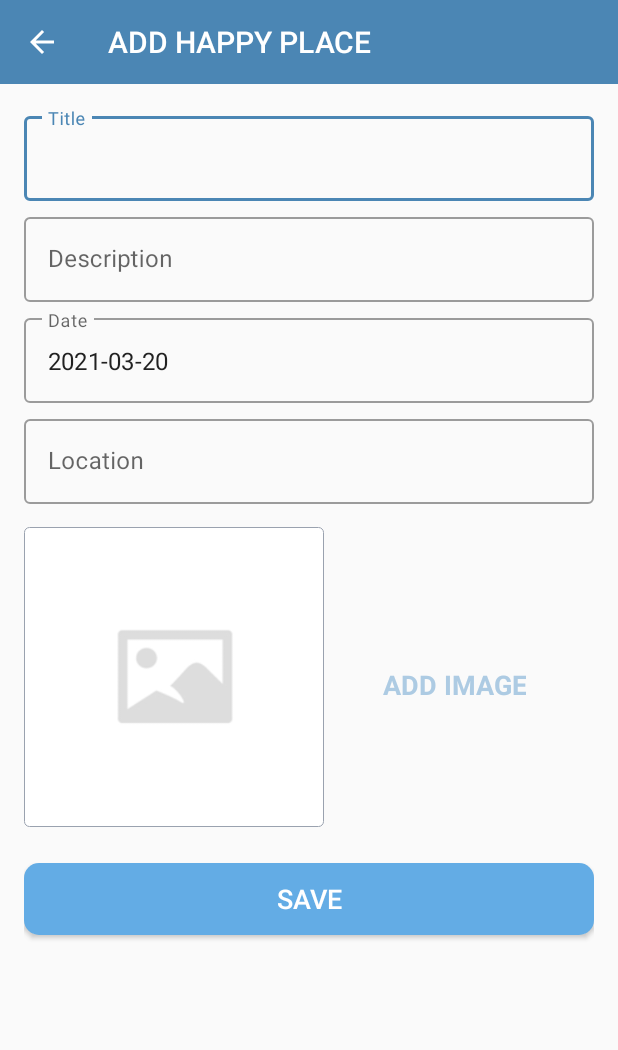
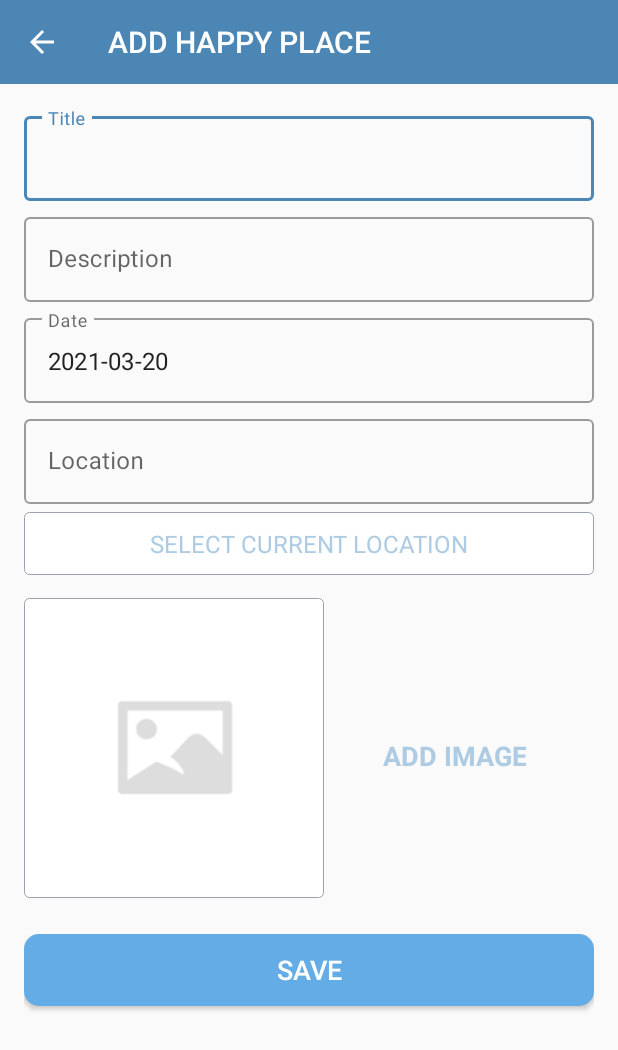
Before and after one commit to juokavom/Android_Headstart, an Android app: the AddHappyPlaceActivity screen opened directly, with no data from a screen before it, on a phone screen of 412 x 824 dp. Shown: the top 1050 px of the screen. Run offline under Robolectric (Android 15) with nearby library versions, the light colour scheme and no system bars; libraries missing offline, so code that uses them is left out: com.karumi.dexter; pictures from the network do not load; 1 statement that could not run was skipped.

Commit message:
Location permissions with 3rd party lib Dexter

```diff
--- a/HappyPlaces/app/src/main/AndroidManifest.xml
+++ b/HappyPlaces/app/src/main/AndroidManifest.xml
@@ -7,6 +7,7 @@
          location permissions for the "MyLocation" functionality.
     -->
     <uses-permission android:name="android.permission.ACCESS_FINE_LOCATION" />
+    <uses-permission android:name="android.permission.ACCESS_COARSE_LOCATION" />
     <uses-permission android:name="android.permission.READ_EXTERNAL_STORAGE" />
     <uses-permission android:name="android.permission.WRITE_EXTERNAL_STORAGE" />
     <uses-permission android:name="android.permission.CAMERA" />
--- a/HappyPlaces/app/src/main/java/com/example/happyplaces/activities/AddHappyPlaceActivity.kt
+++ b/HappyPlaces/app/src/main/java/com/example/happyplaces/activities/AddHappyPlaceActivity.kt
@@ -8,6 +8,7 @@ import android.content.Context
 import android.content.ContextWrapper
 import android.content.Intent
 import android.graphics.Bitmap
+import android.location.LocationManager
 import android.net.Uri
 import androidx.appcompat.app.AppCompatActivity
 import android.os.Bundle
@@ -57,12 +58,14 @@ class AddHappyPlaceActivity : AppCompatActivity(), View.OnClickListener {
             onBackPressed()
         }
 
-        if(!Places.isInitialized()){
-            Places.initialize(this@AddHappyPlaceActivity,
-                resources.getString(R.string.google_maps_key))
+        if (!Places.isInitialized()) {
+            Places.initialize(
+                this@AddHappyPlaceActivity,
+                resources.getString(R.string.google_maps_key)
+            )
         }
 
-        if(intent.hasExtra(MainActivity.EXTRA_PLACE_DETAILS)){
+        if (intent.hasExtra(MainActivity.EXTRA_PLACE_DETAILS)) {
             mHappyPlaceDetails = intent.getParcelableExtra(MainActivity.EXTRA_PLACE_DETAILS)
                     as HappyPlaceModel?
         }
@@ -75,7 +78,7 @@ class AddHappyPlaceActivity : AppCompatActivity(), View.OnClickListener {
         }
         updateDateInView()
 
-        if(mHappyPlaceDetails != null){
+        if (mHappyPlaceDetails != null) {
             supportActionBar?.title = "Edit Happy Place"
 
             binding.etTitle.setText(mHappyPlaceDetails!!.title)
@@ -96,6 +99,14 @@ class AddHappyPlaceActivity : AppCompatActivity(), View.OnClickListener {
         binding.tvAddImage.setOnClickListener(this)
         binding.btnSave.setOnClickListener(this)
         binding.etLocation.setOnClickListener(this)
+        binding.tvSelectCurrentLocation.setOnClickListener(this)
+    }
+
+    private fun isLocationEnabled(): Boolean {
+        val locationManager: LocationManager =
+            getSystemService(Context.LOCATION_SERVICE) as LocationManager
+        return locationManager.isProviderEnabled(LocationManager.GPS_PROVIDER)
+                || locationManager.isProviderEnabled(LocationManager.NETWORK_PROVIDER)
     }
 
     override fun onClick(v: View?) {
@@ -140,7 +151,7 @@ class AddHappyPlaceActivity : AppCompatActivity(), View.OnClickListener {
                     }
                     else -> {
                         val happyPlaceModel = HappyPlaceModel(
-                            if(mHappyPlaceDetails == null) 0 else mHappyPlaceDetails!!.id,
+                            if (mHappyPlaceDetails == null) 0 else mHappyPlaceDetails!!.id,
                             binding.etTitle.text.toString(),
                             saveImageToInternalStorage.toString(),
                             binding.etDescription.text.toString(),
@@ -150,17 +161,17 @@ class AddHappyPlaceActivity : AppCompatActivity(), View.OnClickListener {
                             mLongitude
                         )
                         val dbHandler = DatabaseHandler(this)
-                        if(mHappyPlaceDetails == null){
+                        if (mHappyPlaceDetails == null) {
                             val addHappyPlace = dbHandler.addHappyPlace(happyPlaceModel)
                             //if greater than 0 then insertion successfull
-                            if(addHappyPlace > 0){
+                            if (addHappyPlace > 0) {
                                 setResult(Activity.RESULT_OK)
                                 finish()
                             }
                         } else {
                             val updateHappyPlace = dbHandler.updateHappyPlace(happyPlaceModel)
                             //if greater than 0 then updation successfull
-                            if(updateHappyPlace > 0){
+                            if (updateHappyPlace > 0) {
                                 setResult(Activity.RESULT_OK)
                                 finish()
                             }
@@ -173,11 +184,46 @@ class AddHappyPlaceActivity : AppCompatActivity(), View.OnClickListener {
                     val fields = listOf(
                         Place.Field.ID, Place.Field.NAME, Place.Field.LAT_LNG, Place.Field.ADDRESS
                     )
-                    val intent = Autocomplete.IntentBuilder(AutocompleteActivityMode.FULLSCREEN,
-                    fields).build(this@AddHappyPlaceActivity)
+                    val intent = Autocomplete.IntentBuilder(
+                        AutocompleteActivityMode.FULLSCREEN,
+                        fields
+                    ).build(this@AddHappyPlaceActivity)
                     startActivityForResult(intent, PLACE_AUTOCOMPLETE_REQUEST_CODE)
-                }catch (e: Exception){
+                } catch (e: Exception) {
                     e.printStackTrace()
+                }
+            }
+            binding.tvSelectCurrentLocation.id -> {
+                if(!isLocationEnabled()){
+                    Toast.makeText(this,
+                    "Your location provider is turned off. Please turn it on.",
+                    Toast.LENGTH_SHORT).show()
+                    val intent = Intent(Settings.ACTION_LOCATION_SOURCE_SETTINGS)
+                    startActivity(intent)
+                }else{
+                    Dexter.withActivity(this).withPermissions(
+                        Manifest.permission.ACCESS_FINE_LOCATION,
+                        Manifest.permission.ACCESS_COARSE_LOCATION
+                    ).withListener(object : MultiplePermissionsListener {
+                        override fun onPermissionsChecked(report: MultiplePermissionsReport?) {
+                            // Here after all the permission are granted launch the CAMERA to capture an image.
+                            if (report!!.areAllPermissionsGranted()) {
+                                Toast.makeText(
+                                    this@AddHappyPlaceActivity,
+                                    "Location permission is granted. Now you can request for a current location.",
+                                    Toast.LENGTH_SHORT
+                                ).show()
+                            }
+                        }
+
+                        override fun onPermissionRationaleShouldBeShown(
+                            permissions: MutableList<PermissionRequest>?,
+                            token: PermissionToken?
+                        ) {
+                            showRationalDialogForPermissions()
+                        }
+                    }).onSameThread()
+                        .check()
                 }
             }
         }
@@ -261,7 +307,7 @@ class AddHappyPlaceActivity : AppCompatActivity(), View.OnClickListener {
                 saveImageToInternalStorage = saveImageToInternalStorage(thumbnail)
                 Log.e("Saved image: ", "Path :: $saveImageToInternalStorage")
                 binding.ivPlaceImage.setImageBitmap(thumbnail)
-            }else if (requestCode == PLACE_AUTOCOMPLETE_REQUEST_CODE) {
+            } else if (requestCode == PLACE_AUTOCOMPLETE_REQUEST_CODE) {
                 val place: Place = Autocomplete.getPlaceFromIntent(data!!)
                 binding.etLocation.setText(place.address)
                 mLatitude = place.latLng!!.latitude
--- a/HappyPlaces/app/src/main/res/layout/activity_add_happy_place.xml
+++ b/HappyPlaces/app/src/main/res/layout/activity_add_happy_place.xml
@@ -118,6 +118,23 @@
                     android:textSize="@dimen/edit_text_text_size" />
             </com.google.android.material.textfield.TextInputLayout>
 
+            <TextView
+                android:id="@+id/tv_select_current_location"
+                android:layout_width="match_parent"
+                android:layout_height="wrap_content"
+                android:layout_marginTop="@dimen/add_place_select_current_location_marginTop"
+                android:background="@drawable/shape_image_view_border"
+                android:foreground="?attr/selectableItemBackground"
+                android:gravity="center"
+                android:padding="@dimen/add_place_select_current_location_padding"
+                android:text="@string/add_place_select_current_location_text"
+                android:textColor="@color/colorAccent"
+                android:textSize="@dimen/add_place_select_current_location_textsize"
+                app:layout_constraintEnd_toEndOf="parent"
+                app:layout_constraintStart_toStartOf="parent"
+                app:layout_constraintTop_toBottomOf="@+id/til_location" />
+
+
             <androidx.appcompat.widget.AppCompatImageView
                 android:id="@+id/iv_place_image"
                 android:layout_width="@dimen/add_screen_place_image_size"
@@ -130,7 +147,7 @@
                 app:layout_constraintEnd_toEndOf="parent"
                 app:layout_constraintHorizontal_bias="0.0"
                 app:layout_constraintStart_toStartOf="parent"
-                app:layout_constraintTop_toBottomOf="@+id/til_location" />
+                app:layout_constraintTop_toBottomOf="@+id/tv_select_current_location" />
 
             <TextView
                 android:id="@+id/tv_add_image"
@@ -148,7 +165,7 @@
                 app:layout_constraintEnd_toEndOf="parent"
                 app:layout_constraintHorizontal_bias="0.45"
                 app:layout_constraintStart_toEndOf="@+id/iv_place_image"
-                app:layout_constraintTop_toBottomOf="@+id/til_location"
+                app:layout_constraintTop_toBottomOf="@+id/tv_select_current_location"
                 app:layout_constraintVertical_bias="0.019" />
 
             <Button
--- a/HappyPlaces/app/src/main/res/values/dimens.xml
+++ b/HappyPlaces/app/src/main/res/values/dimens.xml
@@ -42,4 +42,8 @@
     <dimen name="detail_screen_btn_view_on_map_PaddingTopBottom">8dp</dimen>
     <dimen name="detail_screen_btn_view_on_map_text_size">18sp</dimen>
 
+    <dimen name="add_place_select_current_location_marginTop">5dp</dimen>
+    <dimen name="add_place_select_current_location_padding">10dp</dimen>
+    <dimen name="add_place_select_current_location_textsize">16sp</dimen>
+
 </resources>
--- a/HappyPlaces/app/src/main/res/values/strings.xml
+++ b/HappyPlaces/app/src/main/res/values/strings.xml
@@ -9,4 +9,5 @@
     <string name="note_text_no_happy_places_found_yet">No Happy places found yet. Please add one :-)</string>
     <string name="image_content_description">Image</string>
     <string name="btn_text_view_on_map">VIEW ON MAP</string>
+    <string name="add_place_select_current_location_text">SELECT CURRENT LOCATION</string>
 </resources>
```
